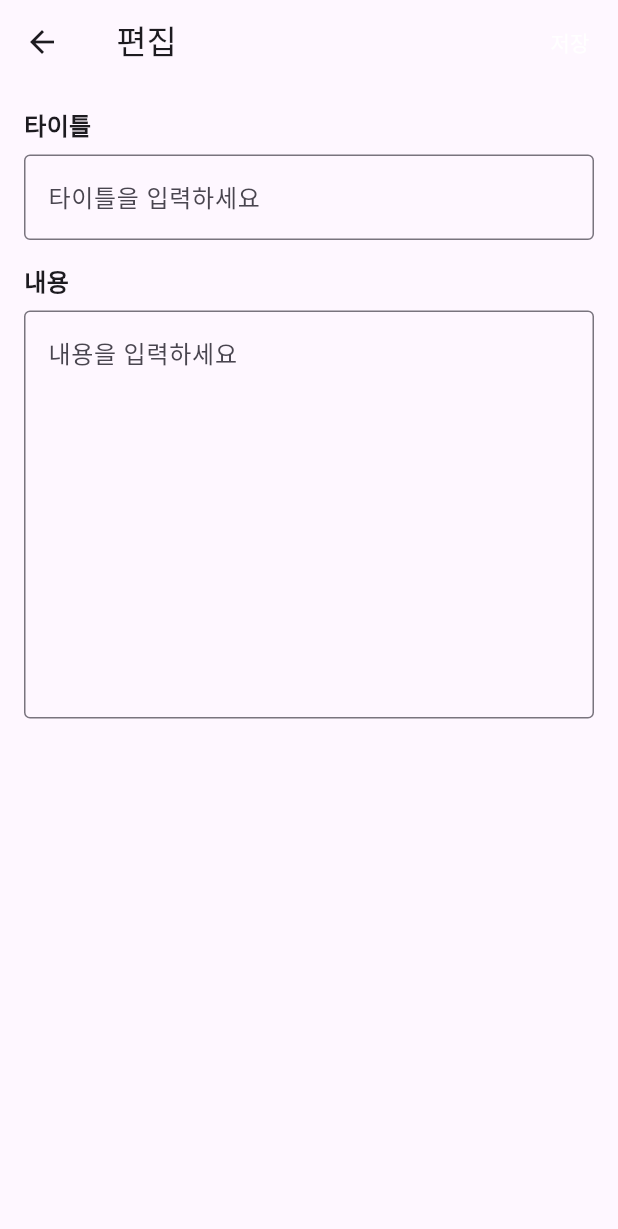
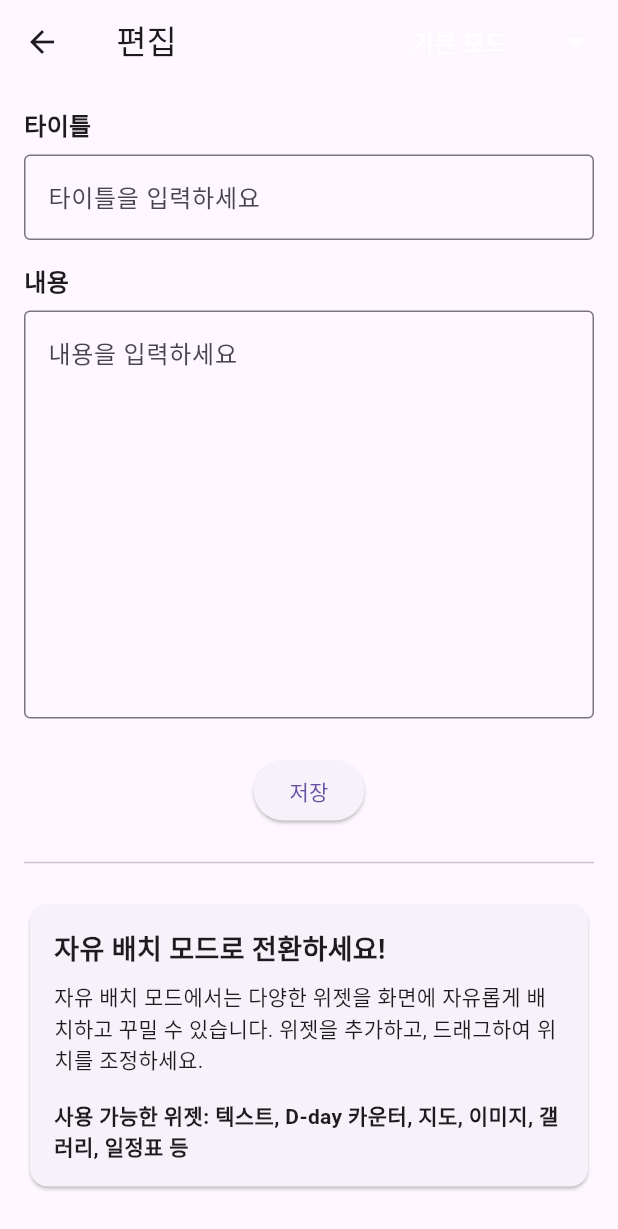
Before and after one commit to daegyujeong/wedding-invitation, a Flutter app: the CustomTemplateEditor screen opened directly with empty values, on a phone screen of 412 x 824 dp. Shown: the top 1229 px of the screen. Run offline on Flutter 3.47's test engine with Material 3 defaults, Android fonts, the phone set to English and light mode, and no system bars; our stand-ins replace carousel_slider, flutter_colorpicker, flutter_map, latlong2, supabase_flutter; accounts and stored records are empty; Roboto replaces fonts that are missing (NotoSansKR).

Commit message:
Update custom template editor to support both basic and drag-and-drop modes

```diff
--- a/lib/presentation/screens/editor/template_editors/custom_template_editor.dart
+++ b/lib/presentation/screens/editor/template_editors/custom_template_editor.dart
@@ -1,6 +1,7 @@
 import 'package:flutter/material.dart';
 import '../../../../data/models/page_model.dart';
 import '../../../viewmodels/editor_viewmodel.dart';
+import 'custom_draggable_editor.dart';
 
 class CustomTemplateEditor extends StatefulWidget {
   final PageModel page;
@@ -17,35 +18,13 @@ class CustomTemplateEditor extends StatefulWidget {
 }
 
 class _CustomTemplateEditorState extends State<CustomTemplateEditor> {
-  late TextEditingController _titleController;
-  late TextEditingController _contentController;
+  late int _selectedEditMode;
+  final List<String> _editModes = ['기본 모드', '자유 배치 모드'];
 
   @override
   void initState() {
     super.initState();
-    // Initialize controllers with existing content
-    _titleController = TextEditingController(
-      text: widget.page.content['custom_title'] ?? '커스텀 페이지',
-    );
-    _contentController = TextEditingController(
-      text: widget.page.content['custom_content'] ?? '여기에 내용을 입력하세요.',
-    );
-  }
-
-  @override
-  void dispose() {
-    _titleController.dispose();
-    _contentController.dispose();
-    super.dispose();
-  }
-
-  void _saveChanges() {
-    final updatedContent = Map<String, dynamic>.from(widget.page.content);
-    updatedContent['custom_title'] = _titleController.text;
-    updatedContent['custom_content'] = _contentController.text;
-
-    widget.viewModel.updatePageContent(widget.page.id, updatedContent);
-    Navigator.pop(context);
+    _selectedEditMode = 0; // Default to simple mode
   }
 
   @override
@@ -54,22 +33,67 @@ class _CustomTemplateEditorState extends State<CustomTemplateEditor> {
       appBar: AppBar(
         title: Text('${widget.page.title} 편집'),
         actions: [
-          TextButton(
-            onPressed: _saveChanges,
-            child: const Text('저장', style: TextStyle(color: Colors.white)),
+          // Mode selector
+          DropdownButton<int>(
+            value: _selectedEditMode,
+            dropdownColor: Theme.of(context).primaryColor,
+            underline: Container(),
+            icon: const Icon(Icons.arrow_drop_down, color: Colors.white),
+            items: _editModes.asMap().entries.map((entry) {
+              return DropdownMenuItem<int>(
+                value: entry.key,
+                child: Text(
+                  entry.value,
+                  style: const TextStyle(color: Colors.white),
                 ),
+              );
+            }).toList(),
+            onChanged: (value) {
+              if (value != null) {
+                setState(() {
+                  _selectedEditMode = value;
+                });
+              }
+            },
+          ),
+          const SizedBox(width: 16),
         ],
       ),
-      body: SingleChildScrollView(
+      body: _buildEditor(),
+    );
+  }
+
+  Widget _buildEditor() {
+    // If free placement mode is selected, show the draggable editor
+    if (_selectedEditMode == 1) {
+      return CustomDraggableEditor(
+        page: widget.page,
+        viewModel: widget.viewModel,
+      );
+    }
+
+    // Otherwise, show the basic editor
+    return _buildBasicEditor();
+  }
+
+  Widget _buildBasicEditor() {
+    // This is the existing simple editor implementation
+    final titleController = TextEditingController(
+      text: widget.page.content['custom_title'] ?? '커스텀 페이지',
+    );
+    final contentController = TextEditingController(
+      text: widget.page.content['custom_content'] ?? '여기에 내용을 입력하세요.',
+    );
+
+    return SingleChildScrollView(
       padding: const EdgeInsets.all(16),
       child: Column(
         crossAxisAlignment: CrossAxisAlignment.start,
         children: [
-            // Title
           const Text('타이틀', style: TextStyle(fontSize: 16, fontWeight: FontWeight.bold)),
           const SizedBox(height: 8),
           TextField(
-              controller: _titleController,
+            controller: titleController,
             decoration: const InputDecoration(
               border: OutlineInputBorder(),
               hintText: '타이틀을 입력하세요',
@@ -77,19 +101,64 @@ class _CustomTemplateEditorState extends State<CustomTemplateEditor> {
           ),
           const SizedBox(height: 16),
 
-            // Content
           const Text('내용', style: TextStyle(fontSize: 16, fontWeight: FontWeight.bold)),
           const SizedBox(height: 8),
           TextField(
-              controller: _contentController,
+            controller: contentController,
             decoration: const InputDecoration(
               border: OutlineInputBorder(),
               hintText: '내용을 입력하세요',
             ),
             maxLines: 10,
           ),
+          const SizedBox(height: 24),
+
+          Center(
+            child: ElevatedButton(
+              onPressed: () {
+                final updatedContent = Map<String, dynamic>.from(widget.page.content);
+                updatedContent['custom_title'] = titleController.text;
+                updatedContent['custom_content'] = contentController.text;
+
+                widget.viewModel.updatePageContent(widget.page.id, updatedContent);
+                Navigator.pop(context);
+              },
+              child: const Text('저장'),
+            ),
+          ),
+
+          const SizedBox(height: 16),
+          const Divider(),
+          const SizedBox(height: 16),
+
+          // Information about advanced editor
+          const Card(
+            child: Padding(
+              padding: EdgeInsets.all(16),
+              child: Column(
+                crossAxisAlignment: CrossAxisAlignment.start,
+                children: [
+                  Text(
+                    '자유 배치 모드로 전환하세요!',
+                    style: TextStyle(
+                      fontSize: 18,
+                      fontWeight: FontWeight.bold,
+                    ),
+                  ),
+                  SizedBox(height: 8),
+                  Text(
+                    '자유 배치 모드에서는 다양한 위젯을 화면에 자유롭게 배치하고 꾸밀 수 있습니다. 위젯을 추가하고, 드래그하여 위치를 조정하세요.',
+                  ),
+                  SizedBox(height: 16),
+                  Text(
+                    '사용 가능한 위젯: 텍스트, D-day 카운터, 지도, 이미지, 갤러리, 일정표 등',
+                    style: TextStyle(fontWeight: FontWeight.bold),
+                  ),
                 ],
               ),
+            ),
+          ),
+        ],
       ),
     );
   }
```
Lines whose indentation alone changed are shown as unchanged.
